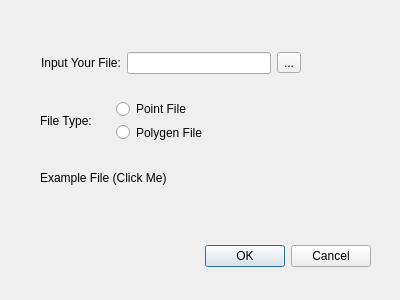
Kritim-123/QGIS-Extension, file multiple_shape_file/Multiple_Shape_File_dialog_base.ui: the form before one commit.
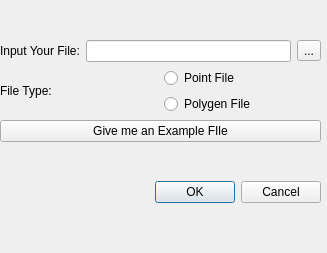
The form after the commit.

Commit message: Made UI for multiple_shape_file and then we can select the path of the file.

The edit to the form file:
```diff
--- a/multiple_shape_file/Multiple_Shape_File_dialog_base.ui
+++ b/multiple_shape_file/Multiple_Shape_File_dialog_base.ui
@@ -6,51 +6,47 @@
    <rect>
     <x>0</x>
     <y>0</y>
-    <width>400</width>
-    <height>300</height>
+    <width>327</width>
+    <height>253</height>
    </rect>
   </property>
   <property name="windowTitle">
    <string>CMSFFL</string>
   </property>
-  <widget class="QDialogButtonBox" name="button_box">
+  <widget class="QWidget" name="layoutWidget">
    <property name="geometry">
     <rect>
-     <x>30</x>
-     <y>240</y>
-     <width>341</width>
-     <height>32</height>
+     <x>0</x>
+     <y>7</y>
+     <width>321</width>
+     <height>231</height>
     </rect>
    </property>
-   <property name="orientation">
-    <enum>Qt::Horizontal</enum>
-   </property>
-   <property name="standardButtons">
-    <set>QDialogButtonBox::Cancel|QDialogButtonBox::Ok</set>
-   </property>
-  </widget>
-  <widget class="QLabel" name="label_3">
-   <property name="geometry">
-    <rect>
-     <x>40</x>
-     <y>170</y>
-     <width>141</width>
-     <height>16</height>
-    </rect>
-   </property>
+   <layout class="QGridLayout" name="gridLayout">
+    <item row="0" column="0">
+     <layout class="QVBoxLayout" name="verticalLayout_2">
+      <item>
+       <layout class="QHBoxLayout" name="horizontalLayout">
+        <item>
+         <widget class="QLabel" name="input_label">
+          <property name="text">
+           <string>Input Your File:</string>
+          </property>
+         </widget>
+        </item>
+        <item>
+         <widget class="QLineEdit" name="input_lineEdit"/>
+        </item>
+        <item>
+         <widget class="QToolButton" name="input_toolButton">
    <property name="text">
-    <string>Example File (Click Me)</string>
-   </property>
-  </widget>
-  <widget class="QWidget" name="">
-   <property name="geometry">
-    <rect>
-     <x>40</x>
-     <y>100</y>
-     <width>167</width>
-     <height>41</height>
-    </rect>
-   </property>
+           <string>...</string>
+          </property>
+         </widget>
+        </item>
+       </layout>
+      </item>
+      <item>
    <layout class="QHBoxLayout" name="horizontalLayout_2">
     <item>
      <widget class="QLabel" name="label_2">
@@ -78,31 +74,28 @@
      </layout>
     </item>
    </layout>
-  </widget>
-  <widget class="QWidget" name="">
-   <property name="geometry">
-    <rect>
-     <x>41</x>
-     <y>51</y>
-     <width>260</width>
-     <height>24</height>
-    </rect>
-   </property>
-   <layout class="QHBoxLayout" name="horizontalLayout">
+      </item>
     <item>
-     <widget class="QLabel" name="label">
+       <widget class="QPushButton" name="pushButton">
       <property name="text">
-       <string>Input Your File:</string>
+         <string>Give me an Example FIle</string>
       </property>
      </widget>
     </item>
-    <item>
-     <widget class="QLineEdit" name="lineEdit"/>
+     </layout>
     </item>
-    <item>
-     <widget class="QToolButton" name="toolButton">
-      <property name="text">
-       <string>...</string>
+    <item row="1" column="0">
+     <widget class="QDialogButtonBox" name="button_box">
+      <property name="font">
+       <font>
+        <family>.AppleSystemUIFont</family>
+       </font>
+      </property>
+      <property name="orientation">
+       <enum>Qt::Horizontal</enum>
+      </property>
+      <property name="standardButtons">
+       <set>QDialogButtonBox::Cancel|QDialogButtonBox::Ok</set>
       </property>
      </widget>
     </item>
```
Left out of the diff: 6 changed lines with no effect on the pictures. Lines whose indentation alone changed are shown as unchanged. The commit also changes 8 other files.
